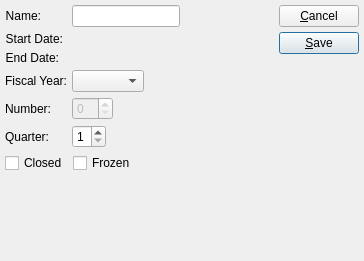
Old version of the form xtuple/trunk/guiclient/accountingPeriod.ui in the repository WooodHead/xtuple.
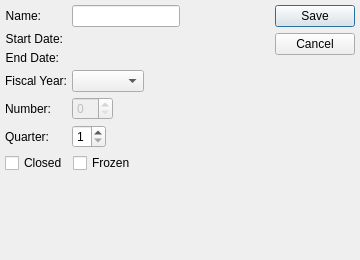
New version of the form. Custom widgets are drawn as their Qt base class.

Commit message: Implement button box to conform with local style guidelines.

Patch:
```diff
--- a/xtuple/trunk/guiclient/accountingPeriod.ui
+++ b/xtuple/trunk/guiclient/accountingPeriod.ui
@@ -13,8 +13,8 @@
    <rect>
     <x>0</x>
     <y>0</y>
-    <width>364</width>
-    <height>261</height>
+    <width>360</width>
+    <height>260</height>
    </rect>
   </property>
   <property name="windowTitle">
@@ -210,54 +210,14 @@
     </spacer>
    </item>
    <item row="0" column="2">
-    <layout class="QVBoxLayout">
-     <property name="spacing">
-      <number>0</number>
+    <widget class="QDialogButtonBox" name="_buttonBox">
+     <property name="orientation">
+      <enum>Qt::Vertical</enum>
      </property>
-     <item>
-      <layout class="QVBoxLayout">
-       <property name="spacing">
-        <number>5</number>
-       </property>
-       <item>
-        <widget class="QPushButton" name="_close">
-         <property name="text">
-          <string>&amp;Cancel</string>
-         </property>
-        </widget>
-       </item>
-       <item>
-        <widget class="QPushButton" name="_save">
-         <property name="text">
-          <string>&amp;Save</string>
-         </property>
-         <property name="autoDefault">
-          <bool>true</bool>
-         </property>
-         <property name="default">
-          <bool>true</bool>
-         </property>
-        </widget>
-       </item>
-      </layout>
-     </item>
-     <item>
-      <spacer>
-       <property name="orientation">
-        <enum>Qt::Vertical</enum>
-       </property>
-       <property name="sizeType">
-        <enum>QSizePolicy::Expanding</enum>
-       </property>
-       <property name="sizeHint" stdset="0">
-        <size>
-         <width>20</width>
-         <height>20</height>
-        </size>
-       </property>
-      </spacer>
-     </item>
-    </layout>
+     <property name="standardButtons">
+      <set>QDialogButtonBox::Cancel|QDialogButtonBox::Save</set>
+     </property>
+    </widget>
    </item>
   </layout>
  </widget>
```
Left out of the diff: 22 changed lines with no effect on the pictures. The commit also changes 9 other files.
